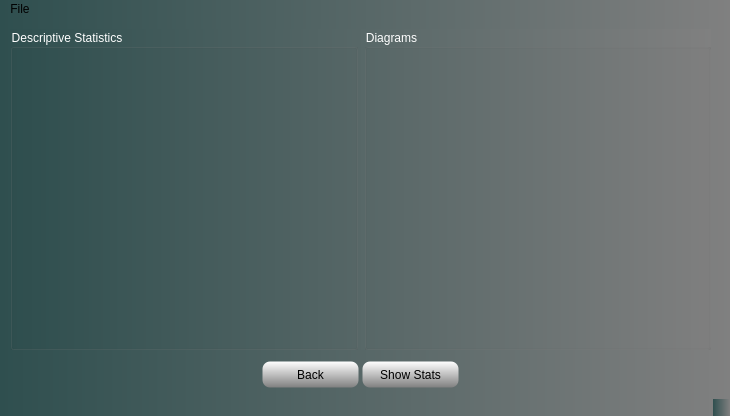
Old version of the form ui/statistics_window.ui in the repository dimizisis/scopus_app.
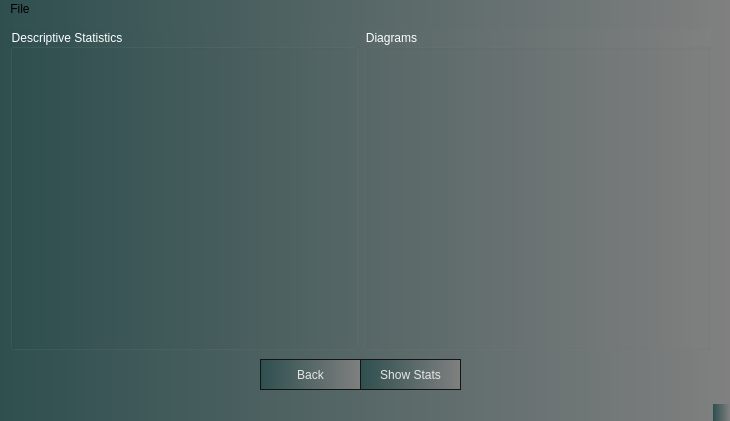
New version of the form.

Commit message: Updated uis (not integrated)

Patch:
```diff
--- a/ui/statistics_window.ui
+++ b/ui/statistics_window.ui
@@ -7,7 +7,7 @@
     <x>0</x>
     <y>0</y>
     <width>730</width>
-    <height>416</height>
+    <height>421</height>
    </rect>
   </property>
   <property name="windowTitle">
@@ -27,10 +27,47 @@
      </rect>
     </property>
     <property name="styleSheet">
-     <string notr="true">background-color: qlineargradient(x1: 0, y1: 0, x2: 0, y2: 1, stop: 0 white, stop: 1 grey);
-border-style: solid;
-border-width: 5px;
-border-radius: 10px;</string>
+     <string notr="true">QPushButton
+{
+  background-color: qlineargradient(x1: 0, y1: 0, x2: 0, y2: 1,
+                                    stop: 0 darkslategray, stop: 1 rgb(80,80,80));
+  border: 1px solid rgb(20,20,20);
+  color: rgb(230,230,230);
+  padding: 4px 8px;
+}
+
+QPushButton:hover
+{
+  background-color: rgb(70,110,130);
+}
+
+QPushButton:pressed
+{
+  border-color: rgb(90,200,255);
+  padding: 1px -1px -1px 1px;
+}
+
+/**** QPushButton (checkable) ****/
+QPushButton:checked
+{
+  background-color: qlineargradient(x1: 0, y1: 0, x2: 0, y2: 1,
+                                    stop: 0 rgb(40,150,200), stop: 1 rgb(90,200,255));
+  color: rgb(20,20,20);
+}
+
+QPushButton:checked:hover
+{
+  background-color: rgb(70,110,130);
+}
+
+/**** QPushButton (disabled) ****/
+QPushButton:disabled
+{
+  background-color: qlineargradient(x1: 0, y1: 0, x2: 0, y2: 1,
+                                    stop: 0 rgb(160,160,160), stop: 1 rgb(120,120,120));
+  border-color: rgb(60,60,60);
+  color: rgb(40,40,40);
+}</string>
     </property>
     <property name="text">
      <string>Back</string>
@@ -46,10 +83,47 @@
      </rect>
     </property>
     <property name="styleSheet">
-     <string notr="true">background-color: qlineargradient(x1: 0, y1: 0, x2: 0, y2: 1, stop: 0 white, stop: 1 grey);
-border-style: solid;
-border-width: 5px;
-border-radius: 10px;</string>
+     <string notr="true">QPushButton
+{
+  background-color: qlineargradient(x1: 0, y1: 0, x2: 0, y2: 1,
+                                    stop: 0 darkslategray, stop: 1 rgb(80,80,80));
+  border: 1px solid rgb(20,20,20);
+  color: rgb(230,230,230);
+  padding: 4px 8px;
+}
+
+QPushButton:hover
+{
+  background-color: rgb(70,110,130);
+}
+
+QPushButton:pressed
+{
+  border-color: rgb(90,200,255);
+  padding: 1px -1px -1px 1px;
+}
+
+/**** QPushButton (checkable) ****/
+QPushButton:checked
+{
+  background-color: qlineargradient(x1: 0, y1: 0, x2: 0, y2: 1,
+                                    stop: 0 rgb(40,150,200), stop: 1 rgb(90,200,255));
+  color: rgb(20,20,20);
+}
+
+QPushButton:checked:hover
+{
+  background-color: rgb(70,110,130);
+}
+
+/**** QPushButton (disabled) ****/
+QPushButton:disabled
+{
+  background-color: qlineargradient(x1: 0, y1: 0, x2: 0, y2: 1,
+                                    stop: 0 rgb(160,160,160), stop: 1 rgb(120,120,120));
+  border-color: rgb(60,60,60);
+  color: rgb(40,40,40);
+}</string>
     </property>
     <property name="text">
      <string>Show Stats</string>
```
The commit also changes 4 other files.
